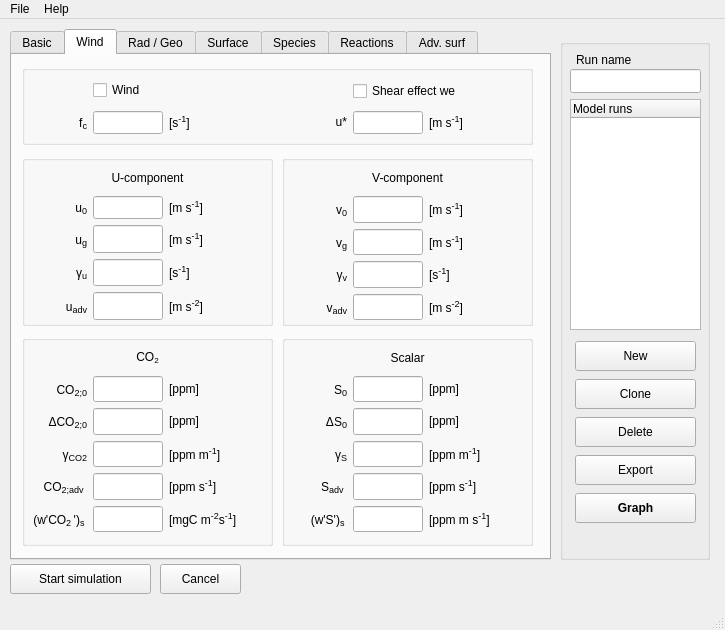
The window that mainwindow.ui (classmodel/modelgui) describes before a commit, drawn with Qt 5.
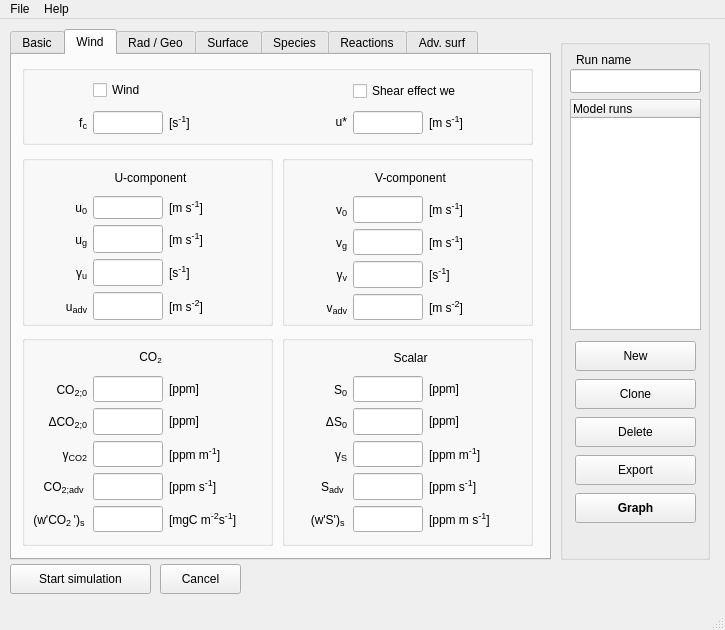
The same window after the commit. The open tabs and pages were chosen to show the change.

Commit message: Fixed tooltips CO2 and scalar fields

Patch:
```diff
--- a/mainwindow.ui
+++ b/mainwindow.ui
@@ -1649,7 +1649,7 @@
         <rect>
          <x>10</x>
          <y>10</y>
-         <width>231</width>
+         <width>237</width>
          <height>155</height>
         </rect>
        </property>
@@ -1987,7 +1987,7 @@
         <rect>
          <x>10</x>
          <y>10</y>
-         <width>231</width>
+         <width>237</width>
          <height>155</height>
         </rect>
        </property>
@@ -2325,7 +2325,7 @@
         <rect>
          <x>10</x>
          <y>10</y>
-         <width>231</width>
+         <width>237</width>
          <height>187</height>
         </rect>
        </property>
@@ -2748,7 +2748,7 @@
         <rect>
          <x>10</x>
          <y>10</y>
-         <width>231</width>
+         <width>237</width>
          <height>187</height>
         </rect>
        </property>
@@ -3171,7 +3171,7 @@
         <rect>
          <x>10</x>
          <y>10</y>
-         <width>241</width>
+         <width>247</width>
          <height>62</height>
         </rect>
        </property>
@@ -3277,7 +3277,7 @@
         <rect>
          <x>270</x>
          <y>10</y>
-         <width>231</width>
+         <width>247</width>
          <height>62</height>
         </rect>
        </property>
```
Left out of the diff: 34 changed lines with no effect on the pictures.
